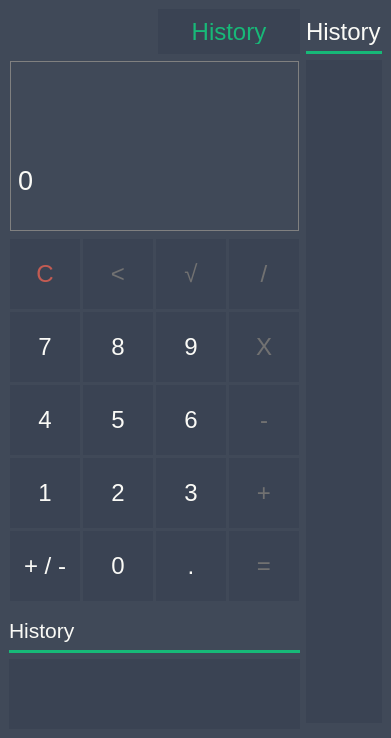
First picture: the form in canonicalc.ui, repository DLowHP/Canonicalc, before the edit.
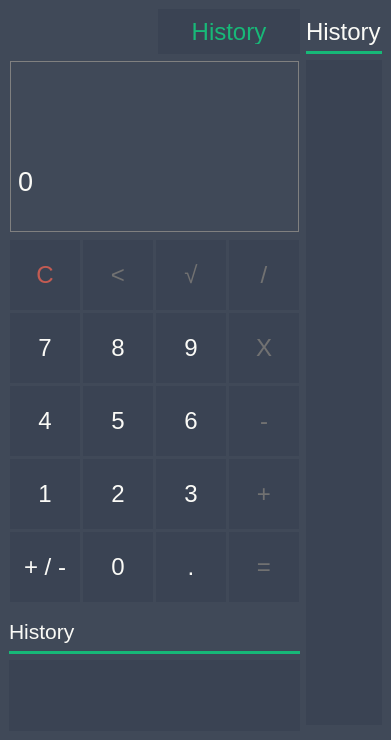
Second picture: the form after the edit.

Patch:
```diff
--- a/canonicalc.ui
+++ b/canonicalc.ui
@@ -7,7 +7,7 @@
     <x>0</x>
     <y>0</y>
     <width>391</width>
-    <height>738</height>
+    <height>740</height>
    </rect>
   </property>
   <property name="windowTitle">
```
Left out of the diff: 40 changed lines with no effect on the pictures.
